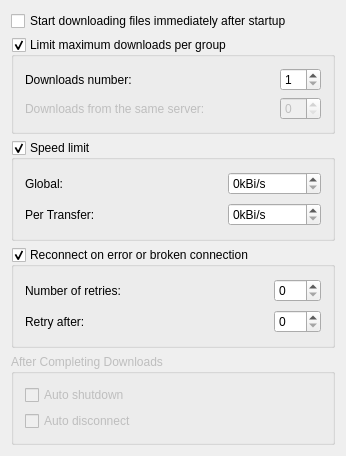
This is conf/dlgnetwork.ui in KDE/kget as Qt 5 draws it before an edit. The edited form follows.
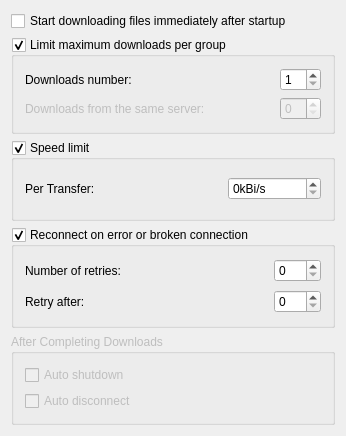
This is the edited form.

Commit message: remove the global speed limit. it wont be  able for now. only the per transfer speed limmit will be operational.

Diff of the .ui file:
```diff
--- a/conf/dlgnetwork.ui
+++ b/conf/dlgnetwork.ui
@@ -6,7 +6,7 @@
     <x>0</x>
     <y>0</y>
     <width>346</width>
-    <height>429</height>
+    <height>420</height>
    </rect>
   </property>
   <layout class="QVBoxLayout" >
@@ -85,37 +85,14 @@
       <bool>true</bool>
      </property>
      <layout class="QGridLayout" >
-      <item row="1" column="0" >
+      <item row="0" column="0" >
        <widget class="QLabel" name="lb_per_transfer" >
         <property name="text" >
          <string>Per Transfer:</string>
         </property>
        </widget>
       </item>
-      <item row="0" column="0" >
-       <widget class="QLabel" name="lb_global" >
-        <property name="enabled" >
-         <bool>true</bool>
-        </property>
-        <property name="text" >
-         <string>Global:</string>
-        </property>
-       </widget>
-      </item>
-      <item row="0" column="2" >
-       <widget class="QSpinBox" name="kcfg_GlobalSpeedLimit" >
-        <property name="enabled" >
-         <bool>true</bool>
-        </property>
-        <property name="suffix" >
-         <string>kBi/s</string>
-        </property>
-        <property name="maximum" >
-         <number>100000</number>
-        </property>
-       </widget>
-      </item>
-      <item rowspan="2" row="0" column="1" >
+      <item row="0" column="1" >
        <spacer>
         <property name="orientation" >
          <enum>Qt::Horizontal</enum>
@@ -126,12 +103,12 @@
         <property name="sizeHint" >
          <size>
           <width>115</width>
-          <height>56</height>
+          <height>36</height>
          </size>
         </property>
        </spacer>
       </item>
-      <item row="1" column="2" >
+      <item row="0" column="2" >
        <widget class="QSpinBox" name="kcfg_TransferSpeedLimit" >
         <property name="suffix" >
          <string>kBi/s</string>
```
